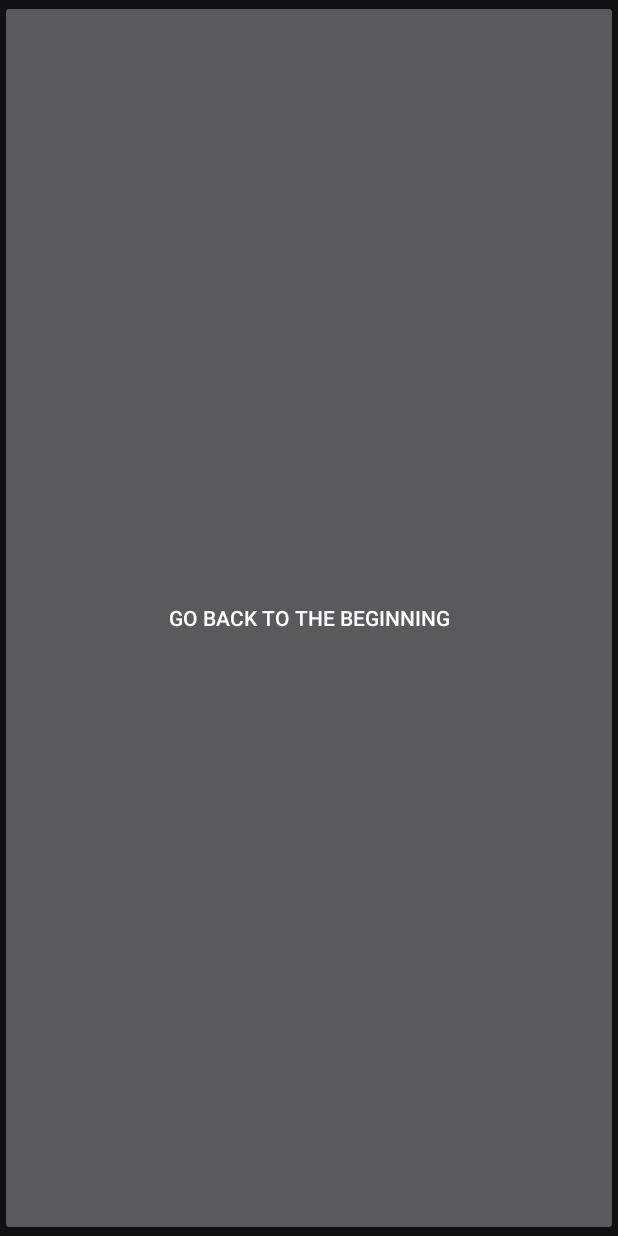
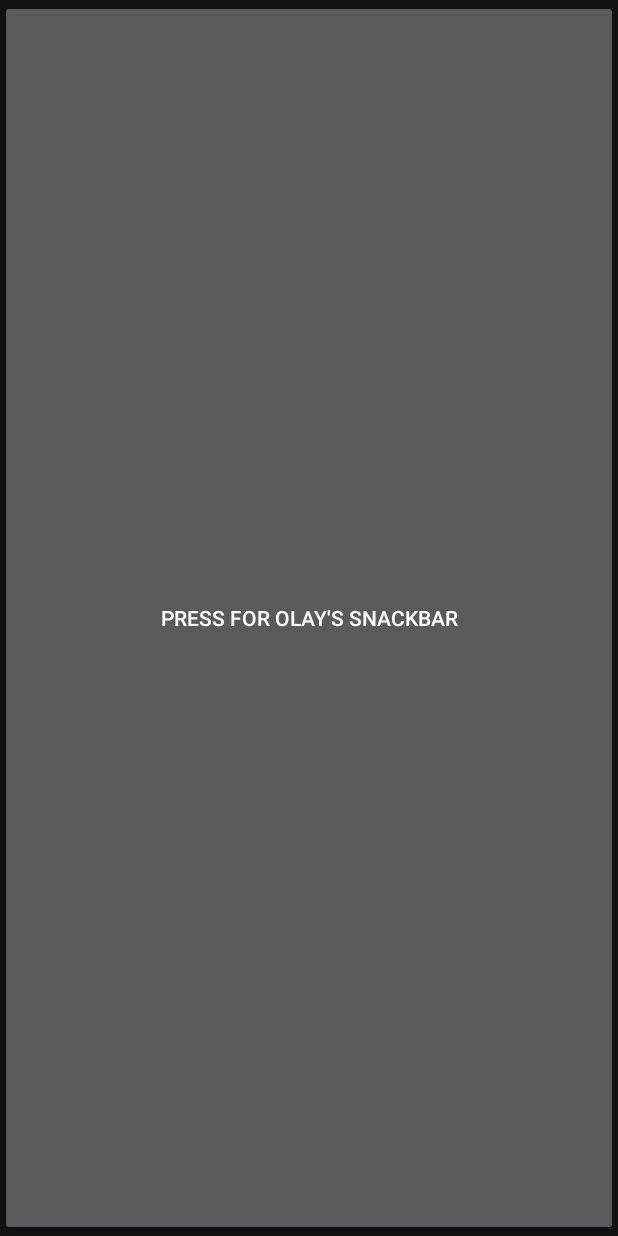
Before and after one commit to migueln1987/TenActivityApp2, an Android app: the ActivityTen screen opened directly, with no data from a screen before it, on a phone screen of 412 x 824 dp. Run offline under Robolectric (Android 15) with nearby library versions, the phone set to English and light mode, and no system bars.

Commit message:
Add Olay's snackbar

```diff
--- a/app/src/main/java/com/example/tenactivityapp/activities/ActivityTen.kt
+++ b/app/src/main/java/com/example/tenactivityapp/activities/ActivityTen.kt
@@ -6,6 +6,7 @@ import android.util.Log
 import android.widget.Toast
 import androidx.fragment.app.FragmentActivity
 import com.example.tenactivityapp.R
+import com.google.android.material.snackbar.Snackbar
 
 class ActivityTen : FragmentActivity() {
 
@@ -15,7 +16,7 @@ class ActivityTen : FragmentActivity() {
         super.onCreate(savedInstanceState)
         setContentView(R.layout.activity_ten)
         Log.d(TAG, "onCreate")
-        Toast.makeText(this, "You've made it to the end", Toast.LENGTH_SHORT).show()
+
     }
 
     override fun onStart() {
--- a/app/src/main/java/com/example/tenactivityapp/fragments/FragmentTen.kt
+++ b/app/src/main/java/com/example/tenactivityapp/fragments/FragmentTen.kt
@@ -10,6 +10,7 @@ import android.view.ViewGroup
 import androidx.fragment.app.Fragment
 import com.example.tenactivityapp.R
 import com.example.tenactivityapp.activities.MainActivity
+import com.google.android.material.snackbar.Snackbar
 import kotlinx.android.synthetic.main.fragment_button_ten.view.*
 
 class FragmentTen : Fragment(){
@@ -20,7 +21,7 @@ class FragmentTen : Fragment(){
         Log.d(TAG, "onCreateView")
         val view : View = inflater.inflate(R.layout.fragment_button_ten, container, false)
         view.button_back_to_one.setOnClickListener {
-            startActivity(Intent(activity, MainActivity::class.java))
+            Snackbar.make(view, "Olay (get it 'ole' hahaha)", Snackbar.LENGTH_SHORT).show();
         }
         return view
     }
--- /dev/null
+++ b/app/src/main/res/drawable/button_round.xml
@@ -0,0 +1,4 @@
+<?xml version="1.0" encoding="utf-8"?>
+<selector xmlns:android="http://schemas.android.com/apk/res/android">
+
+</selector>
--- a/app/src/main/res/layout/fragment_button_ten.xml
+++ b/app/src/main/res/layout/fragment_button_ten.xml
@@ -1,7 +1,7 @@
 <?xml version="1.0" encoding="utf-8"?>
 <Button
         android:id="@+id/button_back_to_one"
-        android:text="@string/go_back_to_the_beginning"
+        android:text="@string/olays_snackbar"
         xmlns:android="http://schemas.android.com/apk/res/android"
         android:layout_width="150dp"
         android:layout_height="200dp">
--- a/app/src/main/res/values/strings.xml
+++ b/app/src/main/res/values/strings.xml
@@ -9,4 +9,5 @@
     <string name="go_to_five">Go To Five</string>
     <string name="go_to_six">Go To Six</string>
     <string name="go_back_to_the_beginning">Go Back To The Beginning</string>
+    <string name="olays_snackbar">Press for Olay\'s snackbar</string>
 </resources>
```
